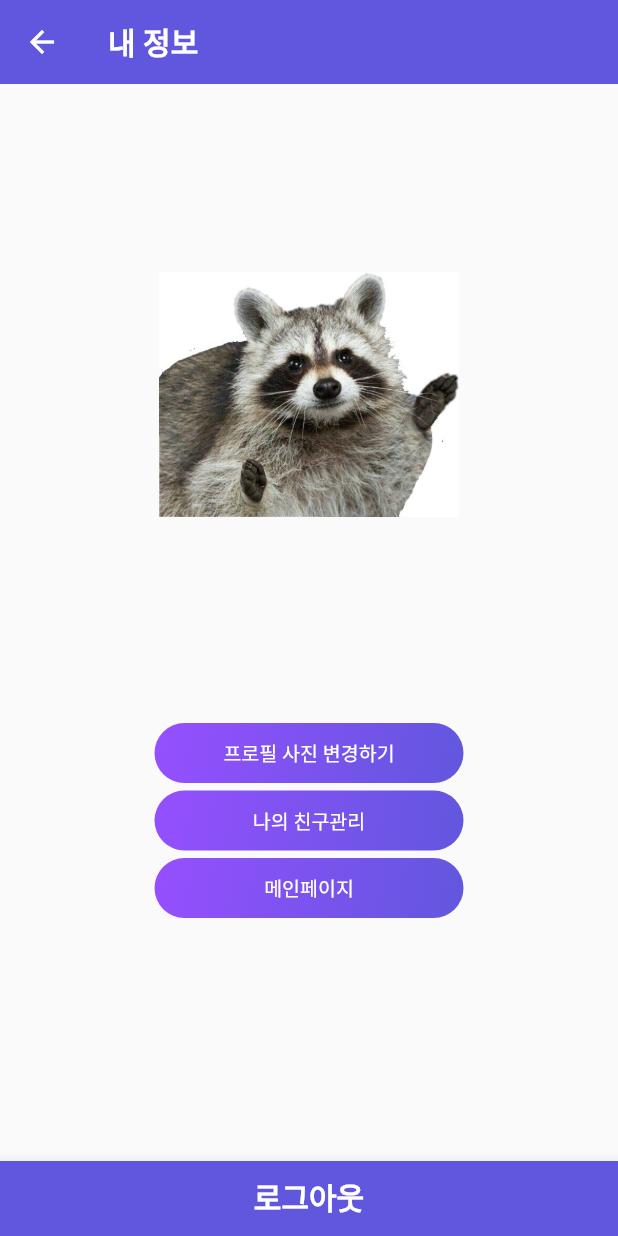
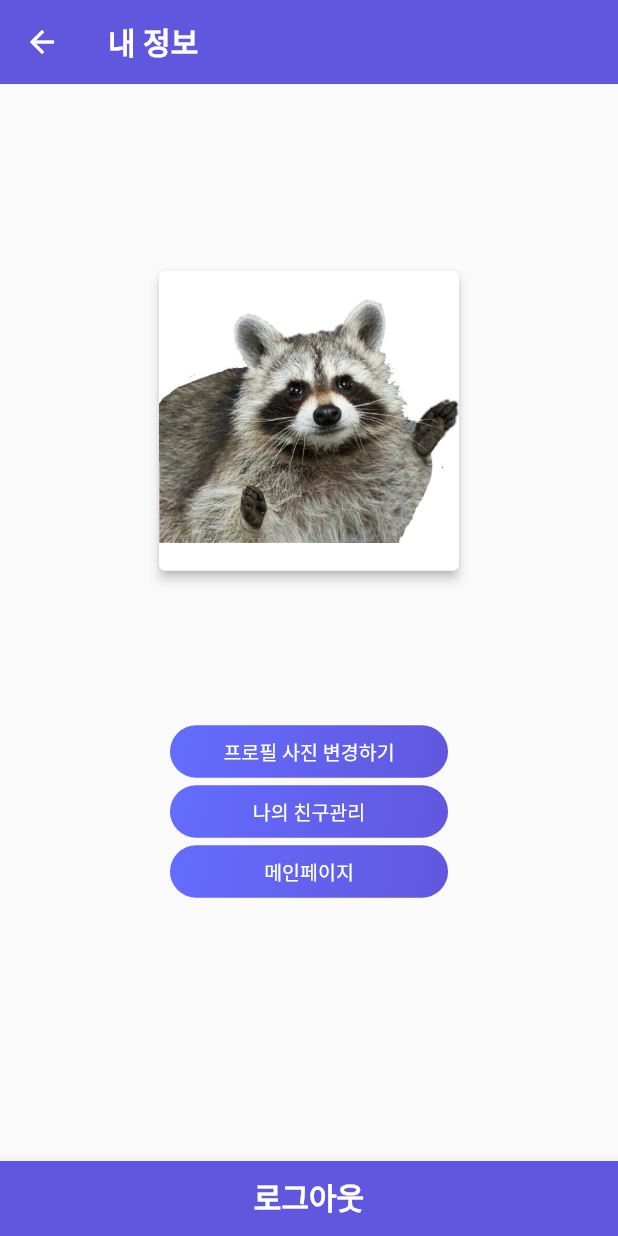
Before and after one commit to Cheon-DM/senior_project, a Flutter app: the MyPage screen opened directly, on a phone screen of 412 x 824 dp. Run offline on Flutter 3.47's test engine with Material 2 defaults, Android fonts, the phone set to English and light mode, and no system bars; our stand-ins replace cloud_firestore, firebase_auth, firebase_core, firebase_storage, geolocator, image_picker and 2 more; missing offline and left inert: excel, kakaomap_webview; accounts and stored records are empty; Roboto replaces fonts that are missing (Leferi).

Commit message:
내 정보(로그인 후) 버튼UI 수정

```diff
--- a/lib/info/myPage.dart
+++ b/lib/info/myPage.dart
@@ -96,27 +96,32 @@ class _MyPageState extends State<MyPage> {
                 ),
               ),
             ),
-            body: Padding(
-              padding: EdgeInsets.symmetric(horizontal: 20),
+            body: SafeArea(
               child: Column(
                 crossAxisAlignment: CrossAxisAlignment.center,
                 mainAxisAlignment: MainAxisAlignment.center,
                 children: [
                   //프로필 사진
                   userPhoto == ""
-                      ? Image.asset(
+                      ? Card(
+                        child: Image.asset(
                             //기본이미지
                             'assets/images/neoguleman.jpeg',
                             fit: BoxFit.contain,
                             height: 200,
                             width: 200,
+                          ),
+                    elevation: 3,
                       )
-                      : Image.network(
+                      : Card(
+                        child: Image.network(
                             //사용자 지정 이미지
                             photourl,
                             fit: BoxFit.cover,
                             height: 200,
                             width: 200,
+                          ),
+                    elevation: 3,
                       ),
 
                   //사용자 정보 ui
@@ -143,7 +148,7 @@ class _MyPageState extends State<MyPage> {
                     ),
                   ),
                   SizedBox(
-                    height: 50,
+                    height: 30,
                   ),
                   Column(
                     mainAxisAlignment: MainAxisAlignment.center,
@@ -151,15 +156,15 @@ class _MyPageState extends State<MyPage> {
                     children: [
                       //프로필 변경
                       Container(
-                        height: 40,
-                        width: MediaQuery.of(context).size.width * 0.5,
+                        height: 35,
+                        width: MediaQuery.of(context).size.width * 0.45,
                         margin: EdgeInsets.only(bottom: 5),
                         decoration: BoxDecoration(
                           borderRadius: BorderRadius.circular(50),
                           gradient: LinearGradient(
                               colors: [
                                 Color(0xff6157DE),
-                                Color.fromRGBO(150, 79, 255, 1.0)
+                                Color.fromRGBO(100, 109, 255, 1.0),
                               ],
                               begin: Alignment.bottomRight,
                               end: Alignment.topLeft),
@@ -167,7 +172,7 @@ class _MyPageState extends State<MyPage> {
                         child: OutlinedButton(
                           style: OutlinedButton.styleFrom(
                             side: BorderSide(
-                              width: 0.0,
+                              width: 0,
                               color: Colors.white.withOpacity(0.0),
                             ),
                           ),
@@ -259,15 +264,15 @@ class _MyPageState extends State<MyPage> {
 
                       //나의 친구관리 버튼
                       Container(
-                        height: 40,
-                        width: MediaQuery.of(context).size.width * 0.5,
+                        height: 35,
+                        width: MediaQuery.of(context).size.width * 0.45,
                         margin: EdgeInsets.only(bottom: 5),
                         decoration: BoxDecoration(
                           borderRadius: BorderRadius.circular(50),
                           gradient: LinearGradient(
                               colors: [
                                 Color(0xff6157DE),
-                                Color.fromRGBO(150, 79, 255, 1.0)
+                                Color.fromRGBO(100, 109, 255, 1.0),
                               ],
                               begin: Alignment.bottomRight,
                               end: Alignment.topLeft),
@@ -298,15 +303,15 @@ class _MyPageState extends State<MyPage> {
 
                       //메인페이지 버튼
                       Container(
-                        height: 40,
-                        width: MediaQuery.of(context).size.width * 0.5,
+                        height: 35,
+                        width: MediaQuery.of(context).size.width * 0.45,
                         margin: EdgeInsets.only(bottom: 5),
                         decoration: BoxDecoration(
                           borderRadius: BorderRadius.circular(50),
                           gradient: LinearGradient(
                               colors: [
                                 Color(0xff6157DE),
-                                Color.fromRGBO(150, 79, 255, 1.0)
+                                Color.fromRGBO(100, 109, 255, 1.0),
                               ],
                               begin: Alignment.bottomRight,
                               end: Alignment.topLeft),
```
Lines whose indentation alone changed are shown as unchanged.
